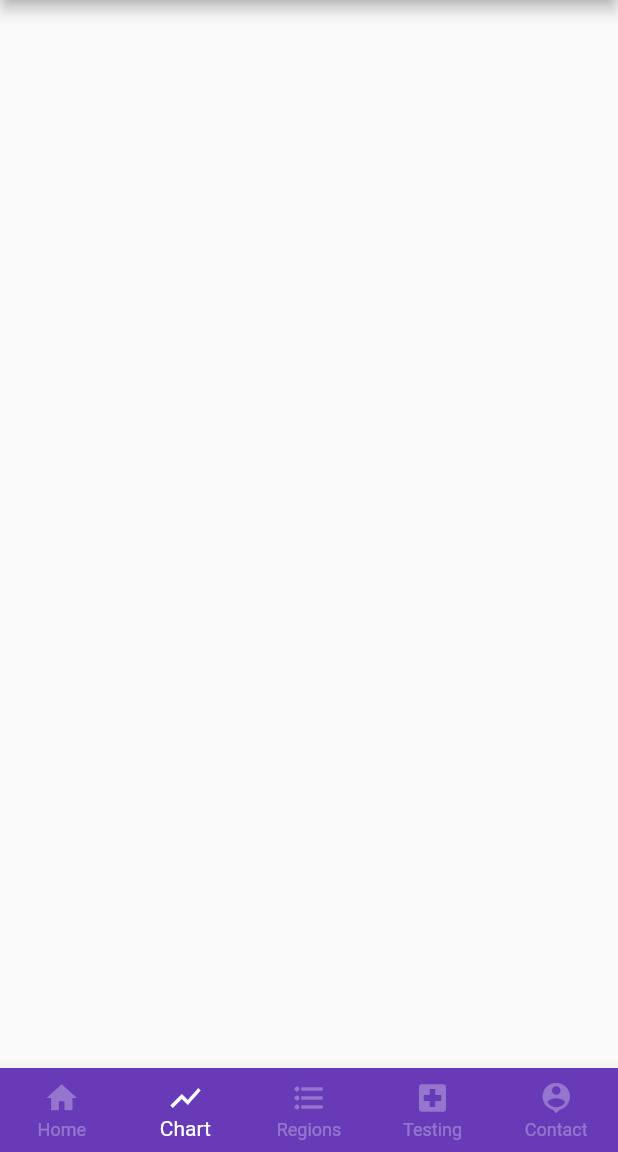
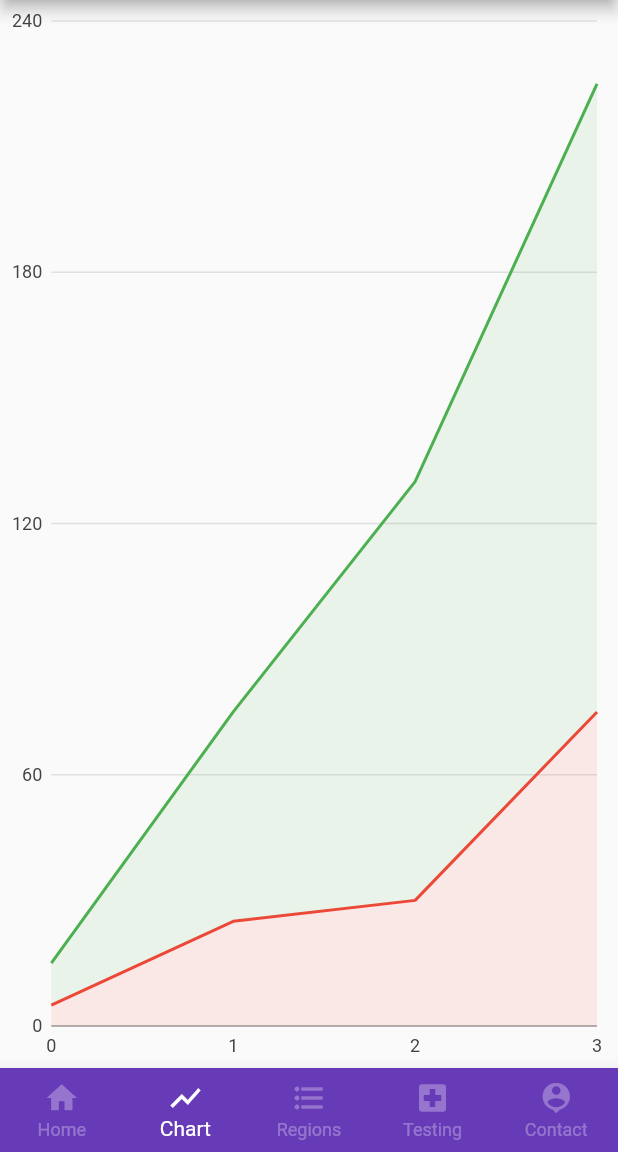
Before and after one commit to PurpleBeansPH/philippines_covid19_app, a Flutter app: the GraphScreen screen opened by its route, on a phone screen of 412 x 824 dp, the part 84-1236 px from its top. Run offline on Flutter 3.47's test engine with Material 2 defaults, Android fonts, the phone set to English and light mode, and no system bars; our stand-ins replace bloc, charts_flutter, csv, flutter_bloc.

Commit message:
Added UI

```diff
--- a/lib/Screens/GraphScreen.dart
+++ b/lib/Screens/GraphScreen.dart
@@ -1,4 +1,6 @@
 import 'package:flutter/material.dart';
+import 'package:charts_flutter/flutter.dart' as charts;
+import 'package:philippinescovid19app/Utills/ChartActiveCases.dart';
 
 class GraphScreen extends StatefulWidget {
 
@@ -38,6 +40,7 @@ class _GraphScreenState extends State<GraphScreen> {
         appBar: AppBar(
           title: Text('Philippines nCov App'),
         ),
+        body: StackedAreaCustomColorLineChart.withSampleData(),
         bottomNavigationBar: BottomNavigationBar(
           backgroundColor: Colors.deepPurple,
           selectedItemColor: Colors.white,
--- /dev/null
+++ b/lib/Utills/ChartActiveCases.dart
@@ -0,0 +1,79 @@
+/// Example of a stacked area chart with custom area colors.
+///
+/// By default, the area skirt for a chart will be drawn with the same color as
+/// the line, but with a 10% opacity assigned to it. An area color function can
+/// be provided to override this with any custom color.
+import 'package:charts_flutter/flutter.dart' as charts;
+import 'package:flutter/material.dart';
+
+class StackedAreaCustomColorLineChart extends StatelessWidget {
+  final List<charts.Series> seriesList;
+  final bool animate;
+
+  StackedAreaCustomColorLineChart(this.seriesList, {this.animate});
+
+  /// Creates a [LineChart] with sample data and no transition.
+  factory StackedAreaCustomColorLineChart.withSampleData() {
+    return new StackedAreaCustomColorLineChart(
+      _createSampleData(),
+      // Disable animations for image tests.
+      animate: false,
+    );
+  }
+
+  @override
+  Widget build(BuildContext context) {
+    return new charts.LineChart(seriesList,
+        defaultRenderer:
+        new charts.LineRendererConfig(includeArea: true, stacked: true),
+        animate: animate);
+  }
+
+  /// Create one series with sample hard coded data.
+  static List<charts.Series<LinearSales, int>> _createSampleData() {
+    final myFakeDesktopData = [
+      new LinearSales(0, 5),
+      new LinearSales(1, 25),
+      new LinearSales(2, 30),
+      new LinearSales(3, 75),
+    ];
+
+    var myFakeTabletData = [
+      new LinearSales(0, 10),
+      new LinearSales(1, 50),
+      new LinearSales(2, 100),
+      new LinearSales(3, 150),
+    ];
+
+    return [
+      new charts.Series<LinearSales, int>(
+        id: 'Desktop',
+        // colorFn specifies that the line will be blue.
+        colorFn: (_, __) => charts.MaterialPalette.red.shadeDefault,
+        // areaColorFn specifies that the area skirt will be light blue.
+        areaColorFn: (_, __) => charts.MaterialPalette.red.shadeDefault.lighter,
+        domainFn: (LinearSales sales, _) => sales.year,
+        measureFn: (LinearSales sales, _) => sales.sales,
+        data: myFakeDesktopData,
+      ),
+      new charts.Series<LinearSales, int>(
+        id: 'Tablet',
+        // colorFn specifies that the line will be red.
+        colorFn: (_, __) => charts.MaterialPalette.green.shadeDefault,
+        // areaColorFn specifies that the area skirt will be light red.
+        areaColorFn: (_, __) => charts.MaterialPalette.green.shadeDefault.lighter,
+        domainFn: (LinearSales sales, _) => sales.year,
+        measureFn: (LinearSales sales, _) => sales.sales,
+        data: myFakeTabletData,
+      ),
+    ];
+  }
+}
+
+/// Sample linear data type.
+class LinearSales {
+  final int year;
+  final int sales;
+
+  LinearSales(this.year, this.sales);
+}
--- a/pubspec.yaml
+++ b/pubspec.yaml
@@ -25,6 +25,8 @@ dependencies:
   bloc: ^4.0.0
   flutter_bloc: ^4.0.0
   csv: ^4.0.3
+  charts_flutter: ^0.9.0
+  url_launcher: ^5.4.5
 
 dev_dependencies:
   flutter_test:
```
Also changed, not shown: lib/Screens/ContactScreen.dart (+23 -0 lines), lib/Screens/HomeScreen.dart (+13 -0 lines), lib/Screens/RegionScreen.dart (+11 -0 lines), lib/Screens/TestingCenterScreen.dart (+11 -0 lines), pubspec.lock.
